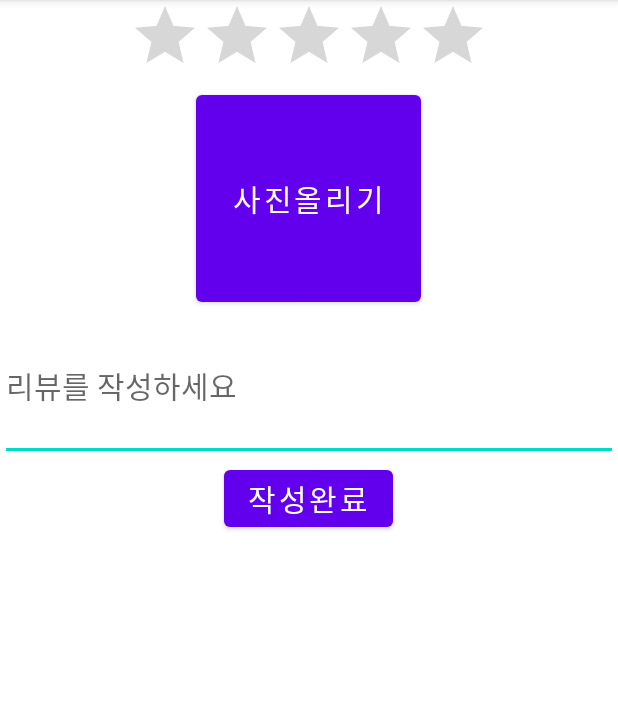
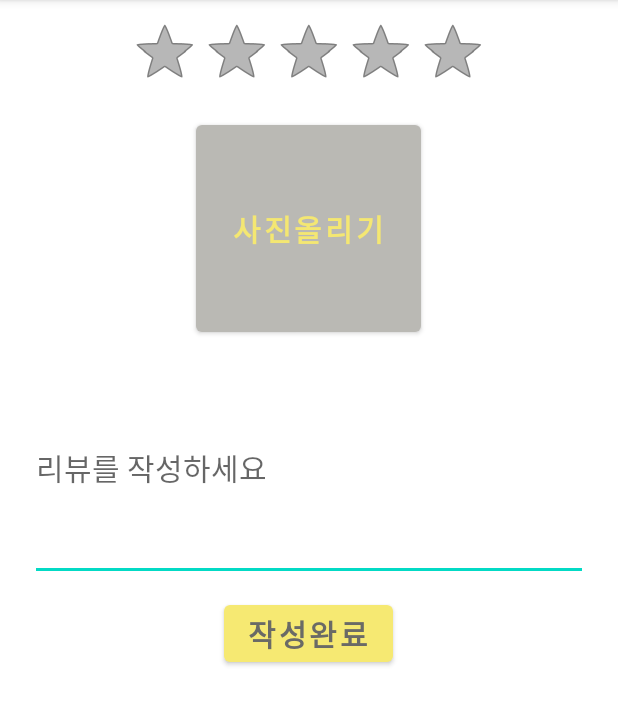
Before and after one commit to yeji63/directorder, an Android app: the screen it shows after launch (MainActivity), after a tap on "작성완료", on a phone screen of 412 x 824 dp, the part 84-809 px from its top. Run offline under Robolectric (Android 15) with nearby library versions, the phone set to English and light mode, and no system bars.

Commit message:
WriteReview 2

```diff
--- a/app/src/main/java/com/example/ratingbar/MainActivity.java
+++ b/app/src/main/java/com/example/ratingbar/MainActivity.java
@@ -32,8 +32,6 @@ public class MainActivity extends AppCompatActivity {
             public void onClick(View v){
                 Toast.makeText(getApplicationContext(), "리뷰가 저장되었습니다", Toast.LENGTH_LONG).show();//왜 안돼,,?
                 //textView.setText(editText.getText()); //리뷰 저장되야함. 리뷰 보기에서 볼 수 있게
-                Toast.makeText(getApplicationContext(),"complete 출력", Toast.LENGTH_SHORT).show();
-
             }
         });
     }
--- a/app/src/main/res/layout/activity_main.xml
+++ b/app/src/main/res/layout/activity_main.xml
@@ -14,9 +14,11 @@
 
         <RatingBar
             android:id="@+id/ratingBar"
+            style="@android:style/Widget.Holo.Light.RatingBar"
             android:layout_width="wrap_content"
             android:layout_height="wrap_content"
             android:layout_gravity="center"
+            android:layout_marginVertical="10dp"
             android:clickable="false"
             android:numStars="5"
             android:stepSize="1" />
@@ -26,15 +28,21 @@
             android:layout_width="150dp"
             android:layout_height="150dp"
             android:layout_gravity="center"
+            android:onClick="onClick"
             android:text="사진올리기"
+            android:textAllCaps="true"
+            android:textColor="#F4E772"
             android:textSize="20dp"
-            android:onClick="onClick"
+            android:textStyle="bold"
+            app:backgroundTint="#BAB9B4"
             tools:ignore="OnClick" />
 
         <EditText
             android:id="@+id/editText"
             android:layout_width="match_parent"
-            android:layout_height="100dp"
+            android:layout_height="150dp"
+            android:layout_marginHorizontal="20dp"
+            android:layout_marginVertical="10dp"
             android:hint="리뷰를 작성하세요"
             android:textSize="20dp" />
 
@@ -44,8 +52,13 @@
             android:layout_width="wrap_content"
             android:layout_height="wrap_content"
             android:layout_gravity="center"
+            android:fontFamily="sans-serif"
             android:text="작성완료"
-            android:textSize="20dp" />
+            android:textAllCaps="true"
+            android:textColor="#6A6A66"
+            android:textSize="20dp"
+            android:textStyle="bold"
+            app:backgroundTint="#F6E972" />
 
     </LinearLayout>
 
```
